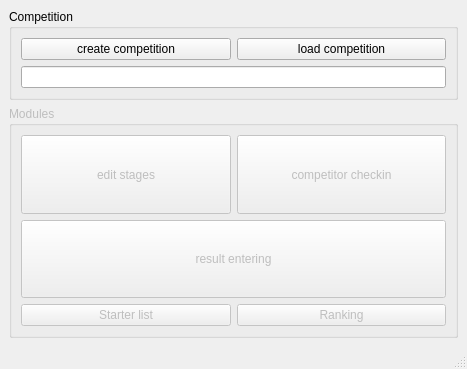
DavidEilenstein/Ninja_Competition_Manager, file code/ncm_mainwindow.ui: the form before one commit.
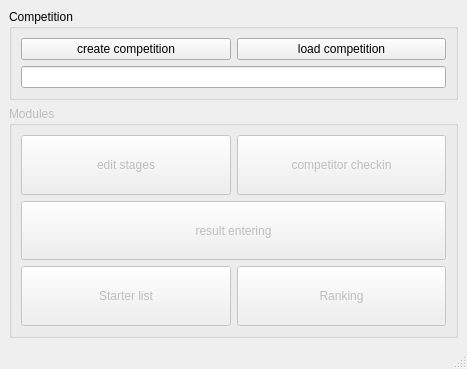
The form after the commit.

```diff
--- a/code/ncm_mainwindow.ui
+++ b/code/ncm_mainwindow.ui
@@ -54,6 +54,12 @@
        </item>
        <item row="3" column="0">
         <widget class="QPushButton" name="pushButton_StarterList">
+         <property name="sizePolicy">
+          <sizepolicy hsizetype="Minimum" vsizetype="Preferred">
+           <horstretch>0</horstretch>
+           <verstretch>0</verstretch>
+          </sizepolicy>
+         </property>
          <property name="text">
           <string>Starter list</string>
          </property>
@@ -87,6 +93,12 @@
        </item>
        <item row="3" column="1">
         <widget class="QPushButton" name="pushButton_Ranking">
+         <property name="sizePolicy">
+          <sizepolicy hsizetype="Minimum" vsizetype="Preferred">
+           <horstretch>0</horstretch>
+           <verstretch>0</verstretch>
+          </sizepolicy>
+         </property>
          <property name="text">
           <string>Ranking</string>
          </property>
```
